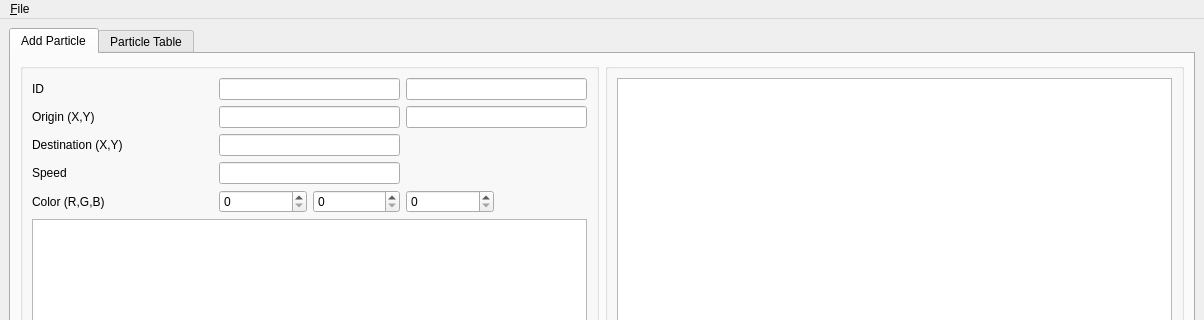
This is mainwindow.ui in EdPeReg/GraphGUI as Qt 5 draws it before an edit; both pictures show x 0 to 1204 and y 0 to 320 of the 1204 by 749 pixel window. The edited form follows.
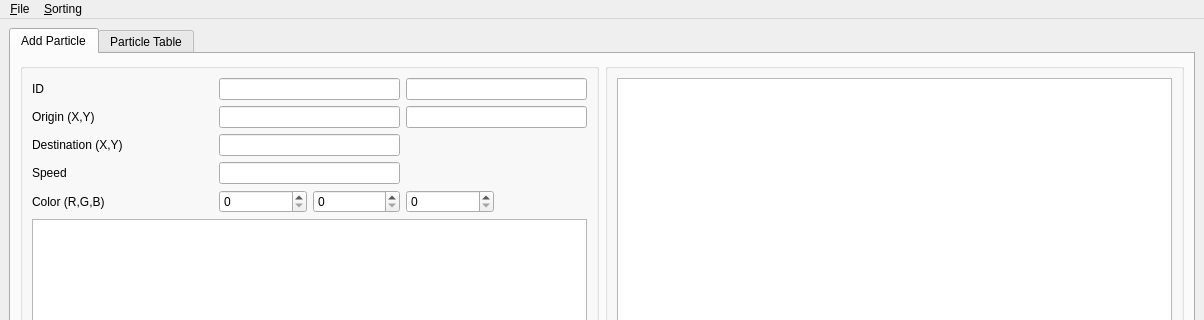
This is the edited form.

```diff
--- a/mainwindow.ui
+++ b/mainwindow.ui
@@ -192,7 +192,15 @@
     <addaction name="action_Open"/>
     <addaction name="action_Save"/>
    </widget>
+   <widget class="QMenu" name="menu_Sorting">
+    <property name="title">
+     <string>&amp;Sorting</string>
+    </property>
+    <addaction name="action_Ascending"/>
+    <addaction name="action_Descending"/>
+   </widget>
    <addaction name="menu_File"/>
+   <addaction name="menu_Sorting"/>
   </widget>
   <widget class="QStatusBar" name="statusbar"/>
   <action name="action_Open">
```
Left out of the diff: 118 changed lines with no effect on the pictures.
